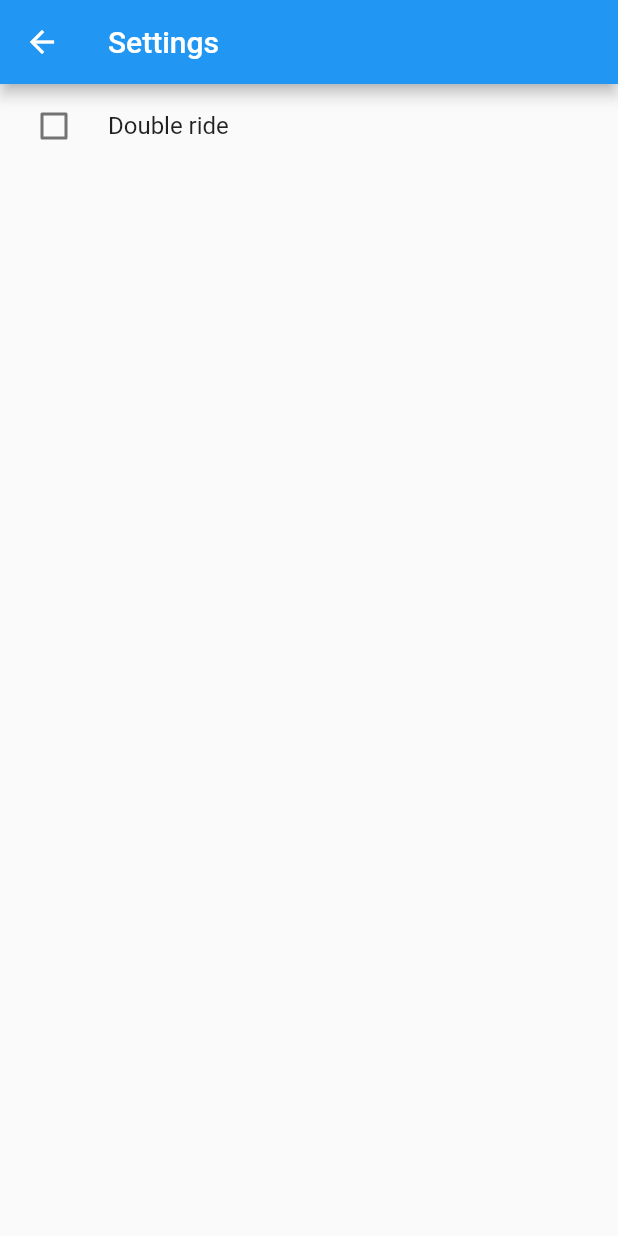
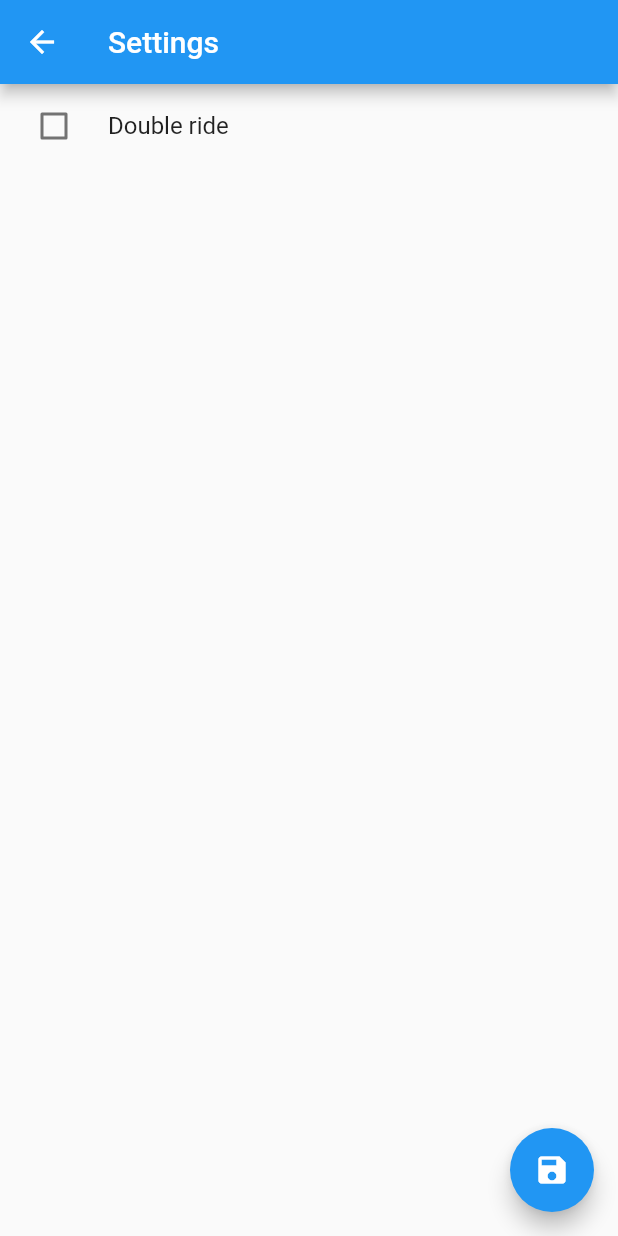
Before and after one commit to sarrietav-dev/uni_expenses, a Flutter app: the SettingsPage screen opened by its route, on a phone screen of 412 x 824 dp. Run offline on Flutter 3.47's test engine with Material 2 defaults, Android fonts, the phone set to English and light mode, and no system bars.

Commit message:
Add save settings button

```diff
--- a/lib/pages/settings_page.dart
+++ b/lib/pages/settings_page.dart
@@ -14,6 +14,10 @@ class _SettingsPageState extends State<SettingsPage> {
   Widget build(BuildContext context) {
     return Scaffold(
       appBar: AppBar(title: const Text("Settings")),
+      floatingActionButton: FloatingActionButton(
+        onPressed: () => Navigator.of(context).pop(),
+        child: const Icon(Icons.save),
+      ),
       body: Column(children: [
         CheckboxListTile(
           value: _isDoubleRide,
```
